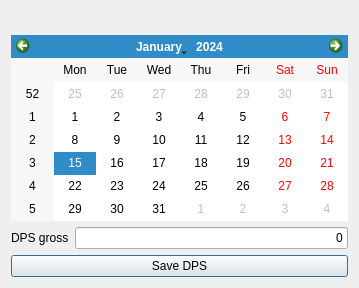
Qt form xulpymoney/ui/frmDPSAdd.ui (turulomio/xulpymoney) before a commit.
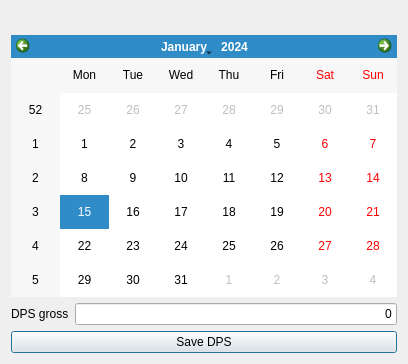
The same form after that commit. Icons and pictures are not drawn. Custom widgets are drawn as their Qt base class.

The edit to the form file:
```diff
--- a/xulpymoney/ui/frmDPSAdd.ui
+++ b/xulpymoney/ui/frmDPSAdd.ui
@@ -9,8 +9,8 @@
    <rect>
     <x>0</x>
     <y>0</y>
-    <width>359</width>
-    <height>288</height>
+    <width>408</width>
+    <height>364</height>
    </rect>
   </property>
   <property name="windowTitle">
```
Left out of the diff: 2 changed lines with no effect on the pictures.
